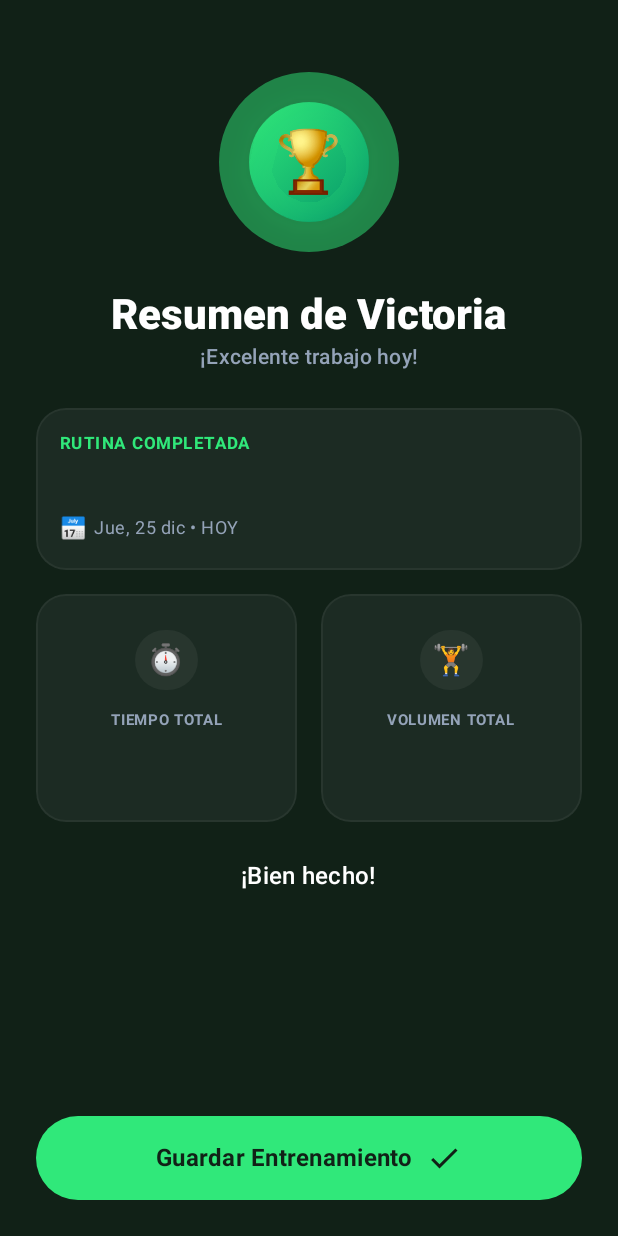
After one commit to Hugodiazz/Gritia, an Android app built with Jetpack Compose: the composable WorkoutSummaryScreen called with empty values, on a phone screen of 412 x 824 dp. The commit adds this screen. Run offline under Robolectric (Android 15) with nearby library versions, the phone set to English and light mode, and no system bars; pictures from the network do not load.

Commit message:
Summary Screen

```diff
--- a/app/build.gradle.kts
+++ b/app/build.gradle.kts
@@ -74,6 +74,7 @@ dependencies {
     implementation(libs.androidx.compose.ui.tooling.preview)
     implementation(libs.androidx.compose.material3)
     implementation(libs.androidx.compose.foundation)
+    implementation(libs.androidx.foundation)
 //    implementation(libs.androidx.room.compiler)
     testImplementation(libs.junit)
     androidTestImplementation(libs.androidx.junit)
--- a/app/src/main/java/com/devdiaz/gritia/ui/navigation/GritiaNavigation.kt
+++ b/app/src/main/java/com/devdiaz/gritia/ui/navigation/GritiaNavigation.kt
@@ -1,11 +1,14 @@
 package com.devdiaz.gritia.ui.navigation
 
 import androidx.compose.runtime.Composable
+import androidx.navigation.NavType
 import androidx.navigation.compose.NavHost
 import androidx.navigation.compose.composable
 import androidx.navigation.compose.rememberNavController
+import androidx.navigation.navArgument
 import com.devdiaz.gritia.ui.login.LoginScreen
 import com.devdiaz.gritia.ui.main.MainScreen
+import com.devdiaz.gritia.ui.workout.WorkoutSummaryScreen
 
 @Composable
 fun GritiaNavigation() {
@@ -77,7 +80,44 @@ fun GritiaNavigation() {
                         )
         ) {
             com.devdiaz.gritia.ui.workout.WorkoutLogScreen(
-                onNavigateBack = { navController.popBackStack() }
+                    onNavigateBack = { navController.popBackStack() },
+                    onNavigateToSummary = { routineName, duration, volume ->
+                        val encodedName = java.net.URLEncoder.encode(routineName, "UTF-8")
+                        navController.navigate("workout_summary/$encodedName/$duration/$volume") {
+                            popUpTo("workout_log/{routineId}") { inclusive = true }
+                        }
+                    }
+            )
+        }
+        composable(
+                "workout_summary/{routineName}/{duration}/{volume}",
+                arguments =
+                        listOf(
+                                navArgument("routineName") { type = NavType.StringType },
+                                navArgument("duration") { type = NavType.LongType },
+                                navArgument("volume") { type = NavType.FloatType }
+                        )
+        ) { backStackEntry ->
+            val routineName = backStackEntry.arguments?.getString("routineName") ?: ""
+            val durationSeconds = backStackEntry.arguments?.getLong("duration") ?: 0L
+            val volume = backStackEntry.arguments?.getFloat("volume") ?: 0f
+
+            // Format duration here or pass helper
+            val minutes = durationSeconds / 60
+            val seconds = durationSeconds % 60
+            val durationStr =
+                    String.format("%02d:%02d:%02d", durationSeconds / 3600, minutes % 60, seconds)
+
+            // Format volume
+            val volumeStr = String.format("%.0f kg", volume)
+
+            WorkoutSummaryScreen(
+                    routineName = java.net.URLDecoder.decode(routineName, "UTF-8"),
+                    duration = durationStr,
+                    totalVolume = volumeStr,
+                    onSaveClick = {
+                        navController.navigate("main") { popUpTo("main") { inclusive = true } }
+                    }
             )
         }
         composable("measurement_history") {
--- a/app/src/main/java/com/devdiaz/gritia/ui/workout/WorkoutLogScreen.kt
+++ b/app/src/main/java/com/devdiaz/gritia/ui/workout/WorkoutLogScreen.kt
@@ -33,12 +33,29 @@ import androidx.hilt.navigation.compose.hiltViewModel
 import com.devdiaz.gritia.ui.theme.*
 
 @Composable
-fun WorkoutLogScreen(onNavigateBack: () -> Unit, viewModel: WorkoutLogViewModel = hiltViewModel()) {
+fun WorkoutLogScreen(
+        onNavigateBack: () -> Unit,
+        onNavigateToSummary: (String, Long, Float) -> Unit = { _, _, _ -> },
+        viewModel: WorkoutLogViewModel = hiltViewModel()
+) {
         val uiState by viewModel.uiState.collectAsState()
 
         // Handle timer updates (side effect?) - ViewModel logic handles timer internally via
         // coroutines
-        // We just observe uiState.elapsedTimeSeconds
+        // Coroutine Effect for Navigation
+        LaunchedEffect(Unit) {
+                viewModel.navigationEvent.collect { event ->
+                        when (event) {
+                                is WorkoutNavigationEvent.NavigateToSummary -> {
+                                        onNavigateToSummary(
+                                                event.routineName,
+                                                event.durationSeconds,
+                                                event.totalVolume
+                                        )
+                                }
+                        }
+                }
+        }
 
         Box(
                 modifier =
@@ -48,8 +65,11 @@ fun WorkoutLogScreen(onNavigateBack: () -> Unit, viewModel: WorkoutLogViewModel
         ) {
                 Column(
                         modifier =
-                                Modifier.fillMaxSize()
-                                        .padding(bottom = 100.dp) // Space for floating timer
+                                if (uiState.isRestTimerActive) {
+                                        Modifier.fillMaxSize().padding(bottom = 100.dp)
+                                } else {
+                                        Modifier.fillMaxSize()
+                                }
                 ) {
                         WorkoutHeader(
                                 routineName = uiState.routineName,
--- a/app/src/main/java/com/devdiaz/gritia/ui/workout/WorkoutLogViewModel.kt
+++ b/app/src/main/java/com/devdiaz/gritia/ui/workout/WorkoutLogViewModel.kt
@@ -11,11 +11,22 @@ import dagger.hilt.android.lifecycle.HiltViewModel
 import javax.inject.Inject
 import kotlinx.coroutines.Job
 import kotlinx.coroutines.delay
+import kotlinx.coroutines.flow.MutableSharedFlow
 import kotlinx.coroutines.flow.MutableStateFlow
+import kotlinx.coroutines.flow.SharedFlow
 import kotlinx.coroutines.flow.StateFlow
+import kotlinx.coroutines.flow.asSharedFlow
 import kotlinx.coroutines.flow.asStateFlow
 import kotlinx.coroutines.flow.update
 import kotlinx.coroutines.launch
+
+sealed class WorkoutNavigationEvent {
+    data class NavigateToSummary(
+            val routineName: String,
+            val durationSeconds: Long,
+            val totalVolume: Float
+    ) : WorkoutNavigationEvent()
+}
 
 @HiltViewModel
 class WorkoutLogViewModel
@@ -30,6 +41,9 @@ constructor(
 
     private val _uiState = MutableStateFlow(WorkoutUiState())
     val uiState: StateFlow<WorkoutUiState> = _uiState.asStateFlow()
+
+    private val _navigationEvent = MutableSharedFlow<WorkoutNavigationEvent>()
+    val navigationEvent: SharedFlow<WorkoutNavigationEvent> = _navigationEvent.asSharedFlow()
 
     private var workoutTimerJob: Job? = null
     private var restTimerJob: Job? = null
@@ -98,7 +112,31 @@ constructor(
     private fun finishWorkout() {
         stopWorkoutTimer()
         saveWorkout()
-        _uiState.update { it.copy(isWorkoutActive = false) } // Ideally navigate away
+        val totalVolume = calculateTotalVolume()
+        viewModelScope.launch {
+            _navigationEvent.emit(
+                    WorkoutNavigationEvent.NavigateToSummary(
+                            routineName = _uiState.value.routineName,
+                            durationSeconds = _uiState.value.elapsedTimeSeconds,
+                            totalVolume = totalVolume
+                    )
+            )
+        }
+        _uiState.update { it.copy(isWorkoutActive = false) }
+    }
+
+    private fun calculateTotalVolume(): Float {
+        var volume = 0f
+        _uiState.value.exercises.forEach { exercise ->
+            exercise.sets.forEach { set ->
+                if (set.isCompleted) {
+                    val weight = set.actualWeight.toFloatOrNull() ?: 0f
+                    val reps = set.actualReps.toIntOrNull() ?: 0
+                    volume += weight * reps
+                }
+            }
+        }
+        return volume
     }
 
     private fun startWorkoutTimer() {
--- /dev/null
+++ b/app/src/main/java/com/devdiaz/gritia/ui/workout/WorkoutSummaryScreen.kt
@@ -0,0 +1,333 @@
+package com.devdiaz.gritia.ui.workout
+
+import androidx.compose.animation.core.*
+import androidx.compose.foundation.background
+import androidx.compose.foundation.border
+import androidx.compose.foundation.layout.*
+import androidx.compose.foundation.rememberScrollState
+import androidx.compose.foundation.shape.CircleShape
+import androidx.compose.foundation.shape.RoundedCornerShape
+import androidx.compose.foundation.verticalScroll
+import androidx.compose.material.icons.Icons
+import androidx.compose.material.icons.filled.Check
+import androidx.compose.material3.*
+import androidx.compose.runtime.*
+import androidx.compose.ui.Alignment
+import androidx.compose.ui.Modifier
+import androidx.compose.ui.draw.alpha
+import androidx.compose.ui.draw.blur
+import androidx.compose.ui.draw.clip
+import androidx.compose.ui.draw.shadow
+import androidx.compose.ui.graphics.Brush
+import androidx.compose.ui.graphics.Color
+import androidx.compose.ui.layout.ContentScale
+import androidx.compose.ui.text.font.FontWeight
+import androidx.compose.ui.text.style.TextAlign
+import androidx.compose.ui.unit.dp
+import androidx.compose.ui.unit.sp
+import coil.compose.AsyncImage
+import com.devdiaz.gritia.ui.theme.*
+import java.time.LocalDate
+import java.time.format.DateTimeFormatter
+import java.util.*
+
+@Composable
+fun WorkoutSummaryScreen(
+        routineName: String,
+        duration: String,
+        totalVolume: String,
+        onSaveClick: () -> Unit
+) {
+    Box(modifier = Modifier.fillMaxSize().background(BackgroundDark)) {
+        Column(
+                modifier =
+                        Modifier.fillMaxSize()
+                                .verticalScroll(rememberScrollState())
+                                .padding(bottom = 100.dp) // Space for bottom button
+        ) {
+            // 1. Header with Pulse Effect
+            Box(
+                    modifier = Modifier.fillMaxWidth().padding(top = 48.dp, bottom = 24.dp),
+                    contentAlignment = Alignment.Center
+            ) {
+                // Pulse Animation
+                val infiniteTransition = rememberInfiniteTransition(label = "pulse")
+                val alpha by
+                        infiniteTransition.animateFloat(
+                                initialValue = 0.2f,
+                                targetValue = 0.5f,
+                                animationSpec =
+                                        infiniteRepeatable(
+                                                animation = tween(2000),
+                                                repeatMode = RepeatMode.Reverse
+                                        ),
+                                label = "alpha"
+                        )
+
+                Box(
+                        modifier =
+                                Modifier.size(120.dp)
+                                        .alpha(alpha)
+                                        .background(Primary, CircleShape)
+                                        .blur(
+                                                30.dp
+                                        ) // Note: Modifier.blur requires API 31+ or specific
+                        // implementation.
+                        // For compatibility, we might just use alpha/gradient if blur isn't
+                        // available, but standard Compose has it now or we can skip.
+                        // Actually, simple alpha circle is fine for "glow".
+                        )
+
+                Box(
+                        modifier =
+                                Modifier.size(80.dp)
+                                        .background(
+                                                brush =
+                                                        Brush.linearGradient(
+                                                                colors =
+                                                                        listOf(
+                                                                                Primary,
+                                                                                Color(0xFF059669)
+                                                                        ) // Emerald 600
+                                                        ),
+                                                shape = CircleShape
+                                        )
+                                        .shadow(10.dp, CircleShape, spotColor = Primary),
+                        contentAlignment = Alignment.Center
+                ) {
+                    Text(
+                            text = "🏆", // Using emoji as equivalent to material icon
+                            // 'emoji_events' for simplicity or load icon
+                            fontSize = 40.sp
+                    )
+                }
+            }
+
+            Column(
+                    modifier = Modifier.fillMaxWidth(),
+                    horizontalAlignment = Alignment.CenterHorizontally
+            ) {
+                Text(
+                        text = "Resumen de Victoria",
+                        style = MaterialTheme.typography.headlineMedium,
+                        color = TextDark,
+                        fontWeight = FontWeight.ExtraBold
+                )
+                Text(
+                        text = "¡Excelente trabajo hoy!",
+                        style = MaterialTheme.typography.bodyMedium,
+                        color = TextSecondaryDark,
+                        fontWeight = FontWeight.Medium
+                )
+            }
+
+            Spacer(modifier = Modifier.height(24.dp))
+
+            // 2. Routine Card
+            Box(
+                    modifier =
+                            Modifier.fillMaxWidth()
+                                    .padding(horizontal = 24.dp)
+                                    .clip(RoundedCornerShape(20.dp))
+                                    .background(SurfaceDark)
+                                    .border(
+                                            1.dp,
+                                            Color.White.copy(alpha = 0.05f),
+                                            RoundedCornerShape(20.dp)
+                                    )
+                                    .padding(16.dp)
+            ) {
+                Row(
+                        modifier = Modifier.fillMaxWidth(),
+                        verticalAlignment = Alignment.CenterVertically,
+                        horizontalArrangement = Arrangement.SpaceBetween
+                ) {
+                    Column(modifier = Modifier.weight(1f)) {
+                        Text(
+                                text = "RUTINA COMPLETADA",
+                                style = MaterialTheme.typography.labelSmall,
+                                color = Primary,
+                                fontWeight = FontWeight.Bold,
+                                letterSpacing = 1.sp
+                        )
+                        Spacer(modifier = Modifier.height(4.dp))
+                        Text(
+                                text = routineName,
+                                style = MaterialTheme.typography.titleLarge,
+                                color = TextDark,
+                                fontWeight = FontWeight.Bold,
+                                maxLines = 1
+                        )
+                        Spacer(modifier = Modifier.height(4.dp))
+                        Row(verticalAlignment = Alignment.CenterVertically) {
+                            // Calendar Icon placeholder
+                            Text(text = "📅", fontSize = 14.sp)
+                            Spacer(modifier = Modifier.width(4.dp))
+                            // Date logic
+                            val dateStr = remember {
+                                val now = LocalDate.now()
+                                val formatter =
+                                        DateTimeFormatter.ofPattern(
+                                                "EEE, d MMM",
+                                                Locale("es", "ES")
+                                        ) // Spanish locale
+                                now.format(formatter).replaceFirstChar { it.uppercase() }
+                            }
+                            Text(
+                                    text = "$dateStr • HOY",
+                                    style = MaterialTheme.typography.bodySmall,
+                                    color = TextSecondaryDark
+                            )
+                        }
+                    }
+                }
+            }
+
+            Spacer(modifier = Modifier.height(16.dp))
+
+            // 3. Grid Stats
+            Row(
+                    modifier = Modifier.fillMaxWidth().padding(horizontal = 24.dp),
+                    horizontalArrangement = Arrangement.spacedBy(16.dp)
+            ) {
+                // Time
+                Column(
+                        modifier =
+                                Modifier.weight(1f)
+                                        .clip(RoundedCornerShape(20.dp))
+                                        .background(SurfaceDark)
+                                        .border(
+                                                1.dp,
+                                                Color.White.copy(alpha = 0.05f),
+                                                RoundedCornerShape(20.dp)
+                                        )
+                                        .padding(24.dp),
+                        horizontalAlignment = Alignment.CenterHorizontally
+                ) {
+                    Box(
+                            modifier =
+                                    Modifier.background(
+                                                    Color.White.copy(alpha = 0.05f),
+                                                    CircleShape
+                                            )
+                                            .padding(8.dp)
+                    ) {
+                        Text(text = "⏱️", fontSize = 20.sp) // Timer icon
+                    }
+                    Spacer(modifier = Modifier.height(12.dp))
+                    Text(
+                            text = "TIEMPO TOTAL",
+                            style = MaterialTheme.typography.labelSmall,
+                            color = TextSecondaryDark,
+                            fontWeight = FontWeight.Bold,
+                            fontSize = 10.sp
+                    )
+                    Spacer(modifier = Modifier.height(4.dp))
+                    Text(
+                            text = duration,
+                            style = MaterialTheme.typography.headlineSmall, // 2xl
+                            color = TextDark,
+                            fontWeight = FontWeight.ExtraBold
+                    )
+                }
+
+                // Volume
+                Column(
+                        modifier =
+                                Modifier.weight(1f)
+                                        .clip(RoundedCornerShape(20.dp))
+                                        .background(SurfaceDark)
+                                        .border(
+                                                1.dp,
+                                                Color.White.copy(alpha = 0.05f),
+                                                RoundedCornerShape(20.dp)
+                                        )
+                                        .padding(24.dp),
+                        horizontalAlignment = Alignment.CenterHorizontally
+                ) {
+                    Box(
+                            modifier =
+                                    Modifier.background(
+                                                    Color.White.copy(alpha = 0.05f),
+                                                    CircleShape
+                                            )
+                                            .padding(8.dp)
+                    ) {
+                        Text(text = "🏋️", fontSize = 20.sp) // Dumbbell icon
+                    }
+                    Spacer(modifier = Modifier.height(12.dp))
+                    Text(
+                            text = "VOLUMEN TOTAL",
+                            style = MaterialTheme.typography.labelSmall,
+                            color = TextSecondaryDark,
+                            fontWeight = FontWeight.Bold,
+                            fontSize = 10.sp
+                    )
+                    Spacer(modifier = Modifier.height(4.dp))
+                    Text(
+                            text = totalVolume,
+                            style = MaterialTheme.typography.headlineSmall,
+                            color = Primary,
+                            fontWeight = FontWeight.ExtraBold
+                    )
+                }
+            }
+
+            Spacer(modifier = Modifier.height(24.dp))
+
+            // 4. Elephant Text
+            Column(
+                    modifier = Modifier.fillMaxWidth().padding(horizontal = 24.dp),
+                    horizontalAlignment = Alignment.CenterHorizontally
+            ) {
+                Text(
+                        text = "¡Bien hecho!",
+                        style = MaterialTheme.typography.titleMedium,
+                        color = TextDark,
+                        fontWeight = FontWeight.Medium
+                )
+            }
+        }
+
+        // Bottom Button
+        Box(
+                modifier =
+                        Modifier.align(Alignment.BottomCenter)
+                                .fillMaxWidth()
+                                .background(
+                                        brush =
+                                                Brush.verticalGradient(
+                                                        colors =
+                                                                listOf(
+                                                                        Color.Transparent,
+                                                                        BackgroundDark,
+                                                                        BackgroundDark
+                                                                ),
+                                                        startY = 0f
+                                                )
+                                )
+                                .padding(24.dp)
+        ) {
+            Button(
+                    onClick = onSaveClick,
+                    modifier =
+                            Modifier.fillMaxWidth()
+                                    .height(56.dp),
+                    colors =
+                            ButtonDefaults.buttonColors(
+                                    containerColor = Primary,
+                                    contentColor = BackgroundDark
+                            ),
+                    shape = CircleShape
+            ) {
+                Text(
+                        text = "Guardar Entrenamiento",
+                        style = MaterialTheme.typography.titleMedium,
+                        fontWeight = FontWeight.Bold
+                )
+                Spacer(modifier = Modifier.width(8.dp))
+                Icon(Icons.Default.Check, contentDescription = null)
+            }
+        }
+    }
+}
--- a/gradle/libs.versions.toml
+++ b/gradle/libs.versions.toml
@@ -18,6 +18,7 @@ ktor = "3.0.1"
 credentials = "1.3.0"
 googleid = "1.1.1"
 roomCompiler = "2.8.4"
+foundation = "1.10.0"
 # foundation = "1.10.0" # Removed to let BOM manage versions
 
 [libraries]
@@ -56,6 +57,7 @@ androidx-credentials = { group = "androidx.credentials", name = "credentials", v
 androidx-credentials-play-services = { group = "androidx.credentials", name = "credentials-play-services-auth", version.ref = "credentials" }
 googleid = { group = "com.google.android.libraries.identity.googleid", name = "googleid", version.ref = "googleid" }
 androidx-room-compiler = { group = "androidx.room", name = "room-compiler", version.ref = "roomCompiler" }
+androidx-foundation = { group = "androidx.compose.foundation", name = "foundation", version.ref = "foundation" }
 
 
 [plugins]
```
